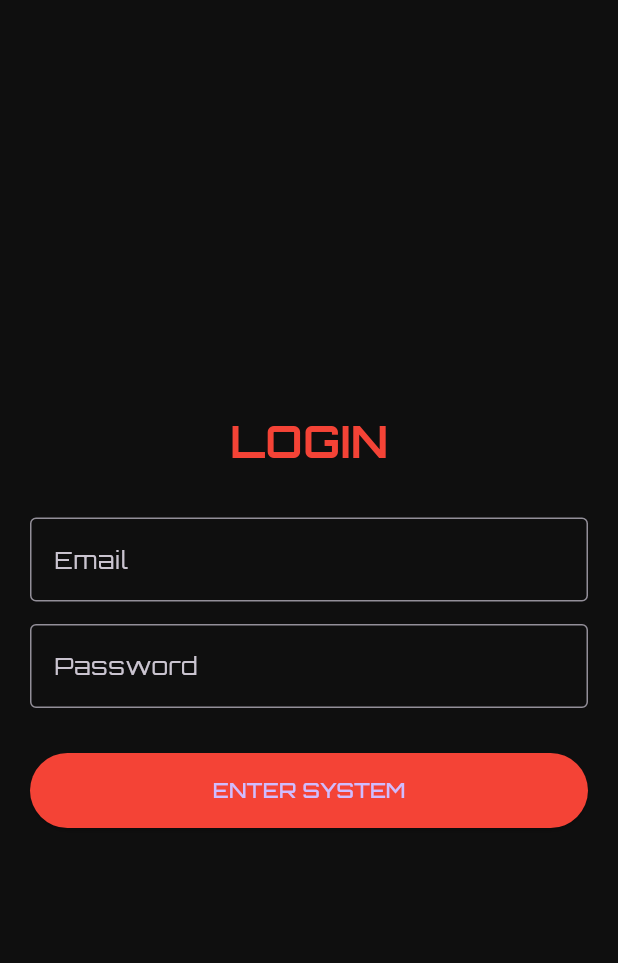
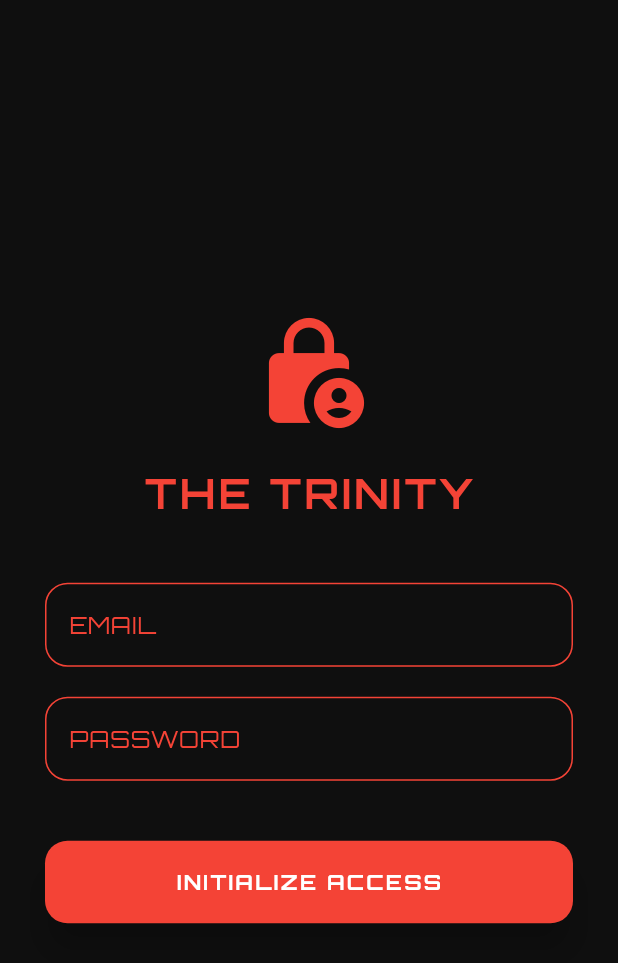
Before and after one commit to abhimaniu041-sudo/the-trinity, a Flutter app: the LoginScreen screen opened directly, on a phone screen of 412 x 824 dp. Shown: the top 963 px of the screen. Run offline on Flutter 3.47's test engine with Material 3 defaults, Android fonts, the phone set to English and light mode, and no system bars; our stand-ins replace google_fonts.

Commit message:
Update login_screen.dart

```diff
--- a/lib/screens/login_screen.dart
+++ b/lib/screens/login_screen.dart
@@ -1,7 +1,8 @@
 import 'package:flutter/material.dart';
 import 'package:http/http.dart' as http;
+import 'dart:convert';
 import '../utils/constants.dart';
-import 'dart:convert';
+import 'dashboard_screen.dart'; // Isse dashboard connect hoga
 
 class LoginScreen extends StatefulWidget {
   const LoginScreen({super.key});
@@ -16,6 +17,13 @@ class _LoginScreenState extends State<LoginScreen> {
   bool _isLoading = false;
 
   Future<void> _login() async {
+    if (_emailController.text.isEmpty || _passwordController.text.isEmpty) {
+      ScaffoldMessenger.of(context).showSnackBar(
+        const SnackBar(content: Text('Please fill all fields')),
+      );
+      return;
+    }
+
     setState(() => _isLoading = true);
     try {
       final response = await http.post(
@@ -28,16 +36,19 @@ class _LoginScreenState extends State<LoginScreen> {
       );
 
       if (response.statusCode == 200) {
-        ScaffoldMessenger.of(context).showSnackBar(
-          const SnackBar(content: Text('Login Successful!'), backgroundColor: Colors.green),
+        // Success! Dashboard par jao
+        if (!mounted) return;
+        Navigator.pushReplacement(
+          context,
+          MaterialPageRoute(builder: (context) => const DashboardScreen()),
         );
-        // Yahan se Home Screen par bhejenge baad mein
       } else {
-        throw Exception('Login Failed');
+        final errorData = jsonDecode(response.body);
+        throw Exception(errorData['message'] ?? 'Login Failed');
       }
     } catch (e) {
       ScaffoldMessenger.of(context).showSnackBar(
-        const SnackBar(content: Text('Error: Could not connect to server'), backgroundColor: Colors.red),
+        SnackBar(content: Text('Error: ${e.toString()}'), backgroundColor: Colors.red),
       );
     } finally {
       setState(() => _isLoading = false);
@@ -47,25 +58,61 @@ class _LoginScreenState extends State<LoginScreen> {
   @override
   Widget build(BuildContext context) {
     return Scaffold(
-      body: Padding(
-        padding: const EdgeInsets.all(20.0),
+      backgroundColor: const Color(0xFF0F0F0F), // Dark Black
+      body: Center(
+        child: SingleChildScrollView(
+          padding: const EdgeInsets.all(30.0),
           child: Column(
             mainAxisAlignment: MainAxisAlignment.center,
             children: [
-            const Text('LOGIN', style: TextStyle(fontSize: 30, fontWeight: FontWeight.bold, color: Colors.red)),
-            const SizedBox(height: 30),
-            TextField(controller: _emailController, decoration: const InputDecoration(labelText: 'Email', border: OutlineInputBorder())),
-            const SizedBox(height: 15),
-            TextField(controller: _passwordController, obscureText: true, decoration: const InputDecoration(labelText: 'Password', border: OutlineInputBorder())),
-            const SizedBox(height: 30),
+              const Icon(Icons.lock_person, size: 80, color: Colors.red),
+              const SizedBox(height: 20),
+              const Text('THE TRINITY', style: TextStyle(fontSize: 28, fontWeight: FontWeight.bold, color: Colors.red, letterSpacing: 2)),
+              const SizedBox(height: 40),
+
+              // Email Field
+              TextField(
+                controller: _emailController,
+                style: const TextStyle(color: Colors.white),
+                decoration: InputDecoration(
+                  labelText: 'EMAIL',
+                  labelStyle: const TextStyle(color: Colors.red),
+                  enabledBorder: OutlineInputBorder(borderSide: const BorderSide(color: Colors.red), borderRadius: BorderRadius.circular(15)),
+                  focusedBorder: OutlineInputBorder(borderSide: const BorderSide(color: Colors.white), borderRadius: BorderRadius.circular(15)),
+                ),
+              ),
+              const SizedBox(height: 20),
+
+              // Password Field
+              TextField(
+                controller: _passwordController,
+                obscureText: true,
+                style: const TextStyle(color: Colors.white),
+                decoration: InputDecoration(
+                  labelText: 'PASSWORD',
+                  labelStyle: const TextStyle(color: Colors.red),
+                  enabledBorder: OutlineInputBorder(borderSide: const BorderSide(color: Colors.red), borderRadius: BorderRadius.circular(15)),
+                  focusedBorder: OutlineInputBorder(borderSide: const BorderSide(color: Colors.white), borderRadius: BorderRadius.circular(15)),
+                ),
+              ),
+              const SizedBox(height: 40),
+
+              // Login Button
               _isLoading
                 ? const CircularProgressIndicator(color: Colors.red)
                 : ElevatedButton(
-                  style: ElevatedButton.styleFrom(backgroundColor: Colors.red, minimumSize: const Size(double.infinity, 50)),
+                    style: ElevatedButton.styleFrom(
+                      backgroundColor: Colors.red,
+                      foregroundColor: Colors.white,
+                      minimumSize: const Size(double.infinity, 55),
+                      shape: RoundedRectangleBorder(borderRadius: BorderRadius.circular(15)),
+                      elevation: 10,
+                    ),
                     onPressed: _login,
-                  child: const Text('ENTER SYSTEM')
+                    child: const Text('INITIALIZE ACCESS', style: TextStyle(fontWeight: FontWeight.bold, letterSpacing: 1.5)),
                   ),
             ],
+          ),
         ),
       ),
     );
```
Lines whose indentation alone changed are shown as unchanged.
